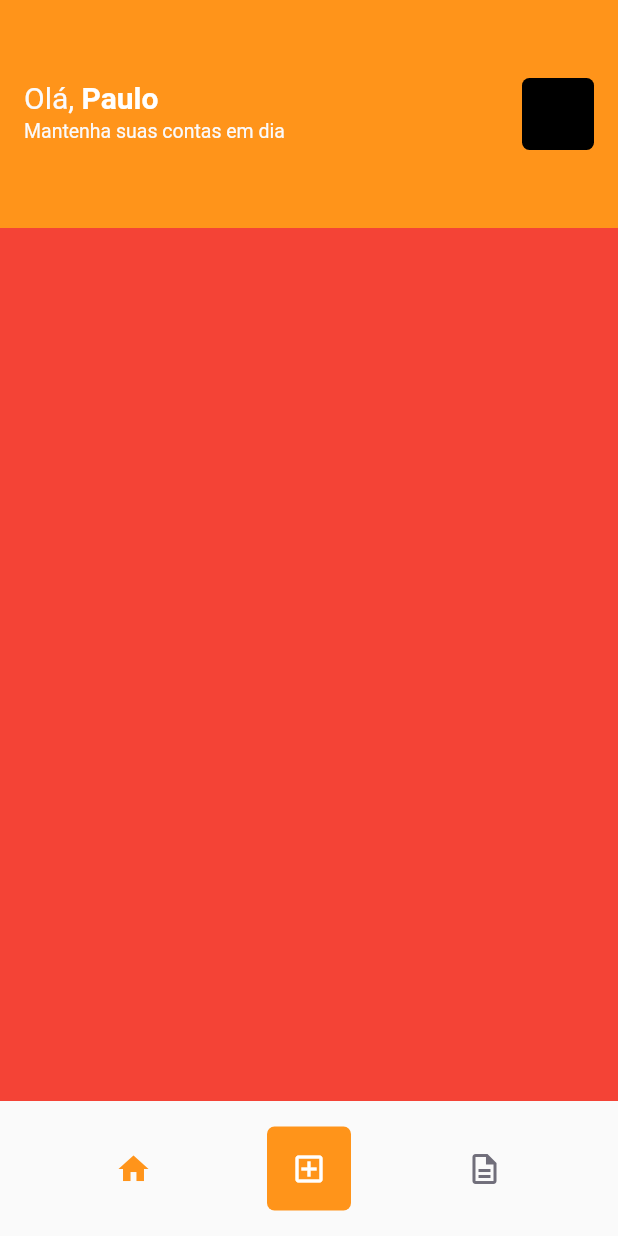
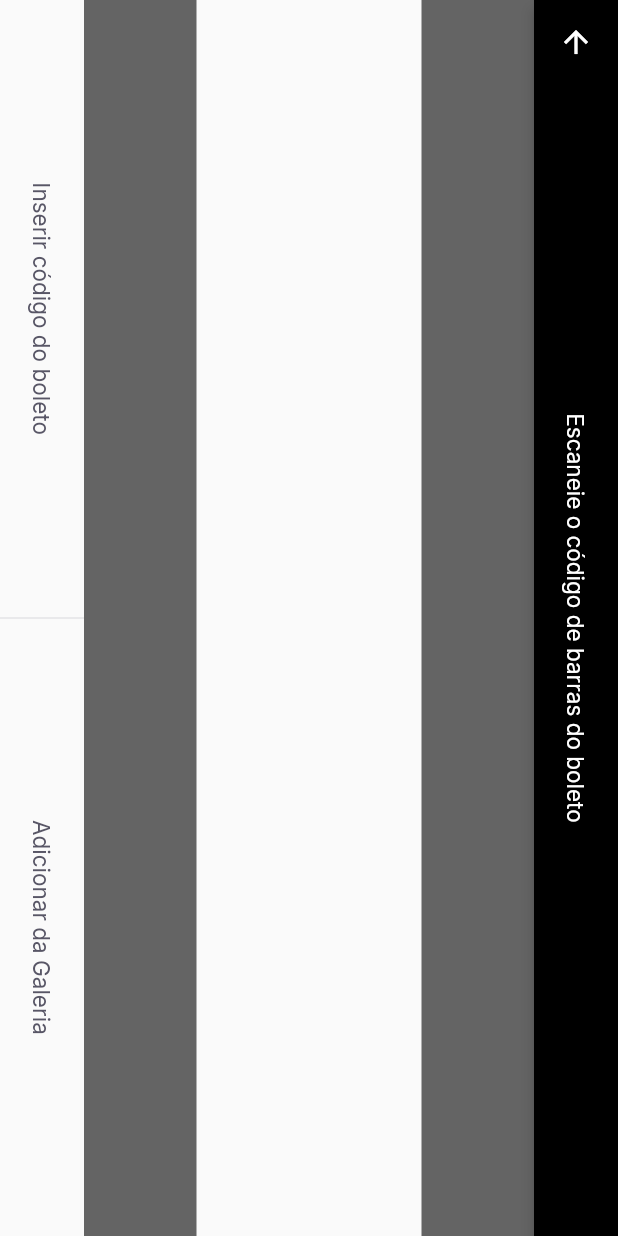
Before and after one commit to paulolima98/payflow, a Flutter app: the HomePage screen opened by its route, after a tap on the "add box" icon, on a phone screen of 412 x 824 dp. Run offline on Flutter 3.47's test engine with Material 2 defaults, Android fonts, the phone set to English and light mode, and no system bars; our stand-ins replace firebase_core, google_fonts, google_sign_in, shared_preferences; accounts and stored records are empty.

Commit message:
Criando a BarcodeScannerPage
- Adicionar o Scaffold
- Criar a AppBar
- Adicionar BackButton
- Criar o Focus no Boleto
- Criar o LabelButton
- Criar o Divider
- Criar o SetButtons
- Adicionar os botões no Bottom do Scaffold
- Utilizar RotatedBox

```diff
--- a/lib/app_widget.dart
+++ b/lib/app_widget.dart
@@ -1,5 +1,7 @@
 
 import 'package:flutter/material.dart';
+// import 'package:google_ml_kit/google_ml_kit.dart';
+import 'package:payflow/modules/barcode_scanner/barcode_scanner.dart';
 import 'package:payflow/modules/splash/splash_page.dart';
 import 'package:payflow/shared/themes/app_colors.dart';
 import 'modules/home/home_page.dart';
@@ -12,12 +14,16 @@ class AppWidget extends StatelessWidget {
   Widget build(BuildContext context) {
     return MaterialApp(
       title: 'PayFlow',
-      theme: ThemeData(primaryColor: AppColors.primary),
+      theme: ThemeData(
+        primarySwatch: Colors.orange,
+        primaryColor: AppColors.primary
+      ),
       initialRoute: "/splash",
       routes: {
         "/splash":(context) => SplashPage(),
         "/home": (context) => HomePage(),
-        "/login": (context) => LoginPage()
+        "/login": (context) => LoginPage(),
+        "/barcode_scanner": (context) => BarcodeScannerPage()
       }
     );
   }
--- /dev/null
+++ b/lib/modules/barcode_scanner/barcode_scanner.dart
@@ -0,0 +1,63 @@
+
+import 'package:flutter/material.dart';
+import 'package:payflow/shared/themes/app_colors.dart';
+import 'package:payflow/shared/themes/app_text_styles.dart';
+import '../../shared/widgets/set_label_buttons/set_label_buttons.dart';
+
+class BarcodeScannerPage extends StatefulWidget {
+  const BarcodeScannerPage({super.key});
+
+  @override
+  State<BarcodeScannerPage> createState() => _BarcodeScannerPageState();
+}
+
+class _BarcodeScannerPageState extends State<BarcodeScannerPage> {
+  @override
+  Widget build(BuildContext context) {
+    return SafeArea(
+      top: true,
+      bottom: true,
+      left: true,
+      right: true,
+      child: RotatedBox(
+        quarterTurns: 1, // 90°
+        child: Scaffold(
+          appBar: AppBar(
+            backgroundColor: Colors.black,
+            title: Text(
+              "Escaneie o código de barras do boleto",
+              style: TextStyles.buttonBackground,
+            ),
+            centerTitle: true,
+            leading: BackButton(
+              color: AppColors.background
+            ),
+          ),
+          body: Column(
+            children: [
+              Expanded(
+                child: Container(
+                  color: Colors.black.withOpacity(0.6),
+                )),
+              Expanded(
+                flex: 2,
+                child: Container(
+                  color: Colors.transparent,
+                )),
+              Expanded(
+                child: Container(
+                  color: Colors.black.withOpacity(0.6),
+                )),
+            ],
+          ),
+          bottomNavigationBar: SetLabelButtons(
+            primaryLabel: "Inserir código do boleto",
+            primaryOnPressed: () {},
+            secondaryLabel: "Adicionar da Galeria",
+            secondaryOnPressed: () {},
+          )
+        ),
+      ),
+    );
+  }
+}
--- a/lib/modules/home/home_page.dart
+++ b/lib/modules/home/home_page.dart
@@ -72,7 +72,7 @@ class _HomePageState extends State<HomePage> {
             ),
             GestureDetector(
               onTap: () {
-                print("Clicou");
+                Navigator.pushNamed(context, "/barcode_scanner");
               },
               child: Container(
                 width: 56,
--- /dev/null
+++ b/lib/shared/widgets/divider_vertical/divider_vertical_widget.dart
@@ -0,0 +1,16 @@
+
+import 'package:flutter/material.dart';
+import 'package:payflow/shared/themes/app_colors.dart';
+
+class DividerVerticalWidget extends StatelessWidget {
+  const DividerVerticalWidget({super.key});
+
+  @override
+  Widget build(BuildContext context) {
+    return Container(
+      width: 1,
+      height: double.maxFinite,
+      color: AppColors.stroke,
+    );
+  }
+}
--- /dev/null
+++ b/lib/shared/widgets/label_button/label_button.dart
@@ -0,0 +1,27 @@
+
+import 'package:flutter/material.dart';
+import 'package:payflow/shared/themes/app_text_styles.dart';
+
+class LabelButton extends StatelessWidget {
+  final String label;
+  final VoidCallback onPressed;
+  const LabelButton({
+    super.key,
+    required this.label,
+    required this.onPressed
+  });
+
+  @override
+  Widget build(BuildContext context) {
+    return Container(
+      height: 56,
+      child: TextButton(
+        onPressed: onPressed,
+        child: Text(
+          label,
+          style: TextStyles.buttonHeading,
+        )
+      ),
+    );
+  }
+}
--- /dev/null
+++ b/lib/shared/widgets/set_label_buttons/set_label_buttons.dart
@@ -0,0 +1,43 @@
+
+import 'package:flutter/material.dart';
+
+import '../divider_vertical/divider_vertical_widget.dart';
+import '../label_button/label_button.dart';
+
+class SetLabelButtons extends StatelessWidget {
+  final String primaryLabel;
+  final VoidCallback primaryOnPressed;
+  final String secondaryLabel;
+  final VoidCallback secondaryOnPressed;
+  const SetLabelButtons({
+    super.key,
+    required this.primaryLabel,
+    required this.primaryOnPressed,
+    required this.secondaryLabel,
+    required this.secondaryOnPressed
+  });
+
+  @override
+  Widget build(BuildContext context) {
+    return Container(
+      height: 56,
+      child: Row(
+        children: [
+          Expanded(
+            child: LabelButton(
+              label: primaryLabel,
+              onPressed: primaryOnPressed
+            )
+          ),
+          const DividerVerticalWidget(),
+          Expanded(
+            child: LabelButton(
+              label: secondaryLabel,
+              onPressed: secondaryOnPressed
+            )
+          ),
+        ],
+      ),
+    );
+  }
+}
--- a/pubspec.yaml
+++ b/pubspec.yaml
@@ -40,6 +40,10 @@ dependencies:
   google_sign_in: ^6.1.4
   google_sign_in_web: ^0.12.0+2
   shared_preferences: ^2.2.0
+  google_ml_kit: ^0.16.1
+  camera: ^0.10.5+2
+  image_picker: ^1.0.1
+  image_picker_for_web: ^2.2.0
 
 dev_dependencies:
   flutter_test:
```
Also changed, not shown: pubspec.lock, 5 other files.
